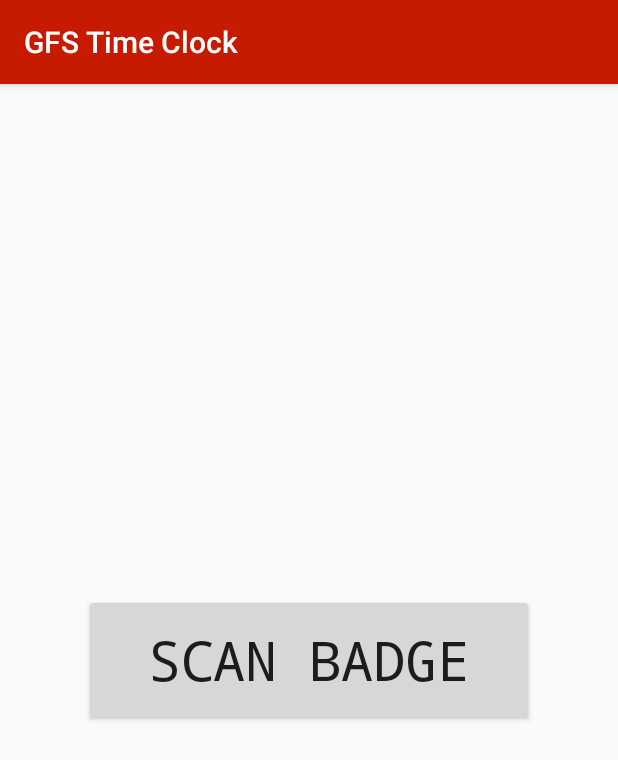
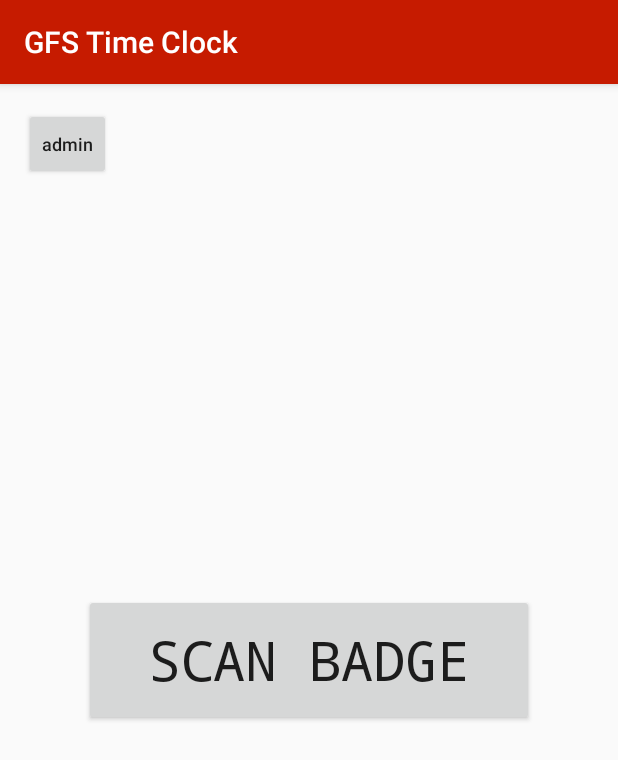
Before and after one commit to ehsanrahman2/GFSClock, an Android app: the screen it shows after launch (ScanBadge), on a phone screen of 412 x 824 dp. Shown: the top 760 px of the screen. Run offline under Robolectric (Android 15) with nearby library versions, the phone set to English and light mode, and no system bars; libraries missing offline, so code that uses them is left out: com.google.zxing.integration, io.realm; 1 statement that could not run was skipped.

Commit message:
Sprint 1

```diff
--- a/GFSTimeClock/app/src/main/java/com/github/gfsclock/gfstimeclock/ScanBadge.java
+++ b/GFSTimeClock/app/src/main/java/com/github/gfsclock/gfstimeclock/ScanBadge.java
@@ -25,6 +25,11 @@
     public void scanBadge1(View view){
         IntentIntegrator integrator = new IntentIntegrator(this);
         integrator.initiateScan();
+    }
+
+    public void admin(View view){
+        Intent adminScreen = new Intent(ScanBadge.this, AdminOptions.class);
+        ScanBadge.this.startActivity(adminScreen);
     }
 
     @Override
--- a/GFSTimeClock/app/src/main/res/layout/activity_admin_options.xml
+++ b/GFSTimeClock/app/src/main/res/layout/activity_admin_options.xml
@@ -25,7 +25,7 @@
         android:layout_width="wrap_content"
         android:layout_height="wrap_content"
         android:inputType="textPersonName"
-        android:text="username"
+        android:text="@string/user_name"
         android:ems="10"
         android:id="@+id/Username"
         android:layout_above="@+id/Password"
@@ -41,7 +41,7 @@
         android:layout_above="@+id/Password"
         android:layout_alignStart="@+id/Username"
         android:layout_marginBottom="66dp"
-        android:text="@ClockID" />
+        android:text="@string/clock_id" />
 
     <Button
         android:text="@string/save_button"
--- a/GFSTimeClock/app/src/main/res/layout/activity_scan_badge.xml
+++ b/GFSTimeClock/app/src/main/res/layout/activity_scan_badge.xml
@@ -22,4 +22,17 @@
         android:typeface="monospace"
         android:layout_centerVertical="true"
         android:layout_centerHorizontal="true" />
+
+    <Button
+        android:layout_width="wrap_content"
+        android:layout_height="wrap_content"
+        android:id="@+id/admin"
+        android:text="@string/admin"
+        android:textSize="12sp"
+        android:textAllCaps="false"
+        android:textAlignment="center"
+        style="@style/Widget.AppCompat.Button.Small"
+        android:layout_alignParentTop="true"
+        android:layout_alignParentStart="true"
+        android:onClick="admin" />
 </RelativeLayout>
--- a/GFSTimeClock/app/src/main/res/values/strings.xml
+++ b/GFSTimeClock/app/src/main/res/values/strings.xml
@@ -9,8 +9,8 @@
     <string name="lunch_out_button">Lunch out</string>
     <string name="punch_history">Punch history</string>
     <string name="change_job_button">Change job</string>
-
     <string name="save_button">Change job</string>
-
-
+    <string name="clock_id">Clock ID</string>
+    <string name="user_name">User name</string>
+    <string name="admin">admin</string>
 </resources>
```
